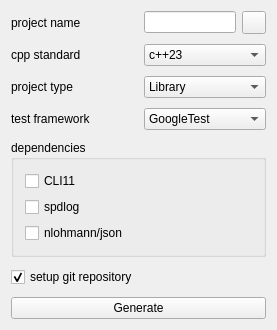
Old version of the form src/app/mainwindow.ui in the repository snezsky/gena.
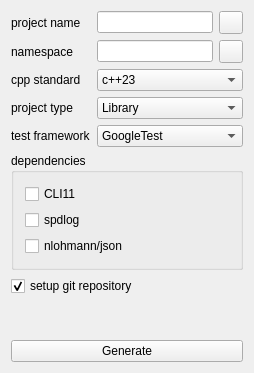
New version of the form. Icons and pictures are not drawn.

Commit message: add field and tooltip for the 'namespace' in the ui

What changed in the file:
```diff
--- a/src/app/mainwindow.ui
+++ b/src/app/mainwindow.ui
@@ -6,8 +6,8 @@
    <rect>
     <x>0</x>
     <y>0</y>
-    <width>277</width>
-    <height>316</height>
+    <width>254</width>
+    <height>373</height>
    </rect>
   </property>
   <property name="windowTitle">
@@ -15,9 +15,6 @@
   </property>
   <widget class="QWidget" name="centralWidget">
    <layout class="QGridLayout" name="gridLayout">
-    <property name="verticalSpacing">
-     <number>10</number>
-    </property>
     <item row="0" column="0">
      <widget class="QLabel" name="label_name">
       <property name="text">
@@ -28,30 +25,65 @@
       </property>
      </widget>
     </item>
-    <item row="7" column="0" colspan="3">
-     <spacer name="verticalSpacer">
-      <property name="orientation">
-       <enum>Qt::Orientation::Vertical</enum>
-      </property>
-      <property name="sizeHint" stdset="0">
-       <size>
-        <width>20</width>
-        <height>40</height>
-       </size>
-      </property>
-     </spacer>
+    <item row="0" column="1">
+     <widget class="QLineEdit" name="lineEdit_name"/>
     </item>
-    <item row="2" column="0">
-     <widget class="QLabel" name="label_type">
+    <item row="0" column="2">
+     <widget class="QToolButton" name="toolButton_name_tip">
+      <property name="focusPolicy">
+       <enum>Qt::FocusPolicy::ClickFocus</enum>
+      </property>
+      <property name="toolTip">
+       <string>Will be used as the name of the CMake project, targets, and files</string>
+      </property>
       <property name="text">
-       <string>project type</string>
+       <string/>
       </property>
-      <property name="alignment">
-       <set>Qt::AlignmentFlag::AlignLeading|Qt::AlignmentFlag::AlignLeft|Qt::AlignmentFlag::AlignVCenter</set>
+      <property name="icon">
+       <iconset theme="QIcon::ThemeIcon::HelpAbout"/>
+      </property>
+      <property name="popupMode">
+       <enum>QToolButton::ToolButtonPopupMode::DelayedPopup</enum>
       </property>
      </widget>
     </item>
     <item row="1" column="0">
+     <widget class="QLabel" name="label_namespace">
+      <property name="text">
+       <string>namespace</string>
+      </property>
+      <property name="alignment">
+       <set>Qt::AlignmentFlag::AlignLeading|Qt::AlignmentFlag::AlignLeft|Qt::AlignmentFlag::AlignVCenter</set>
+      </property>
+     </widget>
+    </item>
+    <item row="1" column="1">
+     <widget class="QLineEdit" name="lineEdit_namespace">
+      <property name="text">
+       <string/>
+      </property>
+     </widget>
+    </item>
+    <item row="1" column="2">
+     <widget class="QToolButton" name="toolButton_namespace_tip">
+      <property name="focusPolicy">
+       <enum>Qt::FocusPolicy::NoFocus</enum>
+      </property>
+      <property name="toolTip">
+       <string>Will be used as a C++ namespace and as a prefix for CMake functions/variables</string>
+      </property>
+      <property name="text">
+       <string/>
+      </property>
+      <property name="icon">
+       <iconset theme="QIcon::ThemeIcon::HelpAbout"/>
+      </property>
+      <property name="popupMode">
+       <enum>QToolButton::ToolButtonPopupMode::DelayedPopup</enum>
+      </property>
+     </widget>
+    </item>
+    <item row="2" column="0">
      <widget class="QLabel" name="label_cpp_standard">
       <property name="text">
        <string>cpp standard</string>
@@ -61,7 +93,34 @@
       </property>
      </widget>
     </item>
-    <item row="1" column="1" colspan="3">
+    <item row="3" column="0">
+     <widget class="QLabel" name="label_type">
+      <property name="text">
+       <string>project type</string>
+      </property>
+      <property name="alignment">
+       <set>Qt::AlignmentFlag::AlignLeading|Qt::AlignmentFlag::AlignLeft|Qt::AlignmentFlag::AlignVCenter</set>
+      </property>
+     </widget>
+    </item>
+    <item row="4" column="0">
+     <widget class="QLabel" name="label_test_framework">
+      <property name="text">
+       <string>test framework</string>
+      </property>
+     </widget>
+    </item>
+    <item row="6" column="0" colspan="2">
+     <widget class="QCheckBox" name="checkBox_setup_git">
+      <property name="text">
+       <string>setup git repository</string>
+      </property>
+      <property name="checked">
+       <bool>true</bool>
+      </property>
+     </widget>
+    </item>
+    <item row="2" column="1" colspan="2">
      <widget class="QComboBox" name="comboBox_cpp_standard">
       <property name="currentText">
        <string>c++23</string>
@@ -83,24 +142,7 @@
       </item>
      </widget>
     </item>
-    <item row="3" column="0">
-     <widget class="QLabel" name="label_test_framework">
-      <property name="text">
-       <string>test framework</string>
-      </property>
-     </widget>
-    </item>
-    <item row="8" column="0" colspan="4">
-     <widget class="QPushButton" name="pushButton_generate">
-      <property name="text">
-       <string>Generate</string>
-      </property>
-      <property name="shortcut">
-       <string>Return</string>
-      </property>
-     </widget>
-    </item>
-    <item row="2" column="1" colspan="3">
+    <item row="3" column="1" colspan="2">
      <widget class="QComboBox" name="comboBox_project_type">
       <item>
        <property name="text">
@@ -119,7 +161,29 @@
       </item>
      </widget>
     </item>
-    <item row="5" column="0" colspan="4">
+    <item row="4" column="1" colspan="2">
+     <widget class="QComboBox" name="comboBox_test_framework">
+      <property name="currentText">
+       <string>GoogleTest</string>
+      </property>
+      <item>
+       <property name="text">
+        <string>GoogleTest</string>
+       </property>
+      </item>
+      <item>
+       <property name="text">
+        <string>Catch2</string>
+       </property>
+      </item>
+      <item>
+       <property name="text">
+        <string>QtTest</string>
+       </property>
+      </item>
+     </widget>
+    </item>
+    <item row="5" column="0" colspan="3">
      <widget class="QGroupBox" name="groupBox_dependencies">
       <property name="title">
        <string>dependencies</string>
@@ -155,57 +219,28 @@
       </layout>
      </widget>
     </item>
-    <item row="0" column="1" colspan="2">
-     <widget class="QLineEdit" name="lineEdit_name"/>
-    </item>
-    <item row="0" column="3">
-     <widget class="QToolButton" name="toolButton_name_tip">
-      <property name="toolTip">
-       <string>Keep it short — it will be used as a prefix for
-CMake functions, namespace, file names, etc.</string>
-      </property>
+    <item row="8" column="0" colspan="3">
+     <widget class="QPushButton" name="pushButton_generate">
       <property name="text">
-       <string/>
+       <string>Generate</string>
       </property>
       <property name="icon">
        <iconset theme="QIcon::ThemeIcon::HelpAbout"/>
       </property>
-      <property name="popupMode">
-       <enum>QToolButton::ToolButtonPopupMode::DelayedPopup</enum>
-      </property>
      </widget>
     </item>
-    <item row="3" column="1" colspan="3">
-     <widget class="QComboBox" name="comboBox_test_framework">
-      <property name="currentText">
-       <string>GoogleTest</string>
+    <item row="7" column="0" colspan="3">
+     <spacer name="verticalSpacer">
+      <property name="orientation">
+       <enum>Qt::Orientation::Vertical</enum>
       </property>
-      <item>
-       <property name="text">
-        <string>GoogleTest</string>
-       </property>
-      </item>
-      <item>
-       <property name="text">
-        <string>Catch2</string>
-       </property>
-      </item>
-      <item>
-       <property name="text">
-        <string>QtTest</string>
-       </property>
-      </item>
-     </widget>
-    </item>
-    <item row="6" column="0">
-     <widget class="QCheckBox" name="checkBox_setup_git">
-      <property name="text">
-       <string>setup git repository</string>
+      <property name="sizeHint" stdset="0">
+       <size>
+        <width>20</width>
+        <height>40</height>
+       </size>
       </property>
-      <property name="checked">
-       <bool>true</bool>
-      </property>
-     </widget>
+     </spacer>
     </item>
    </layout>
   </widget>
```
Left out of the diff: 15 changed lines with no effect on the pictures. The commit also changes 1 other file.
